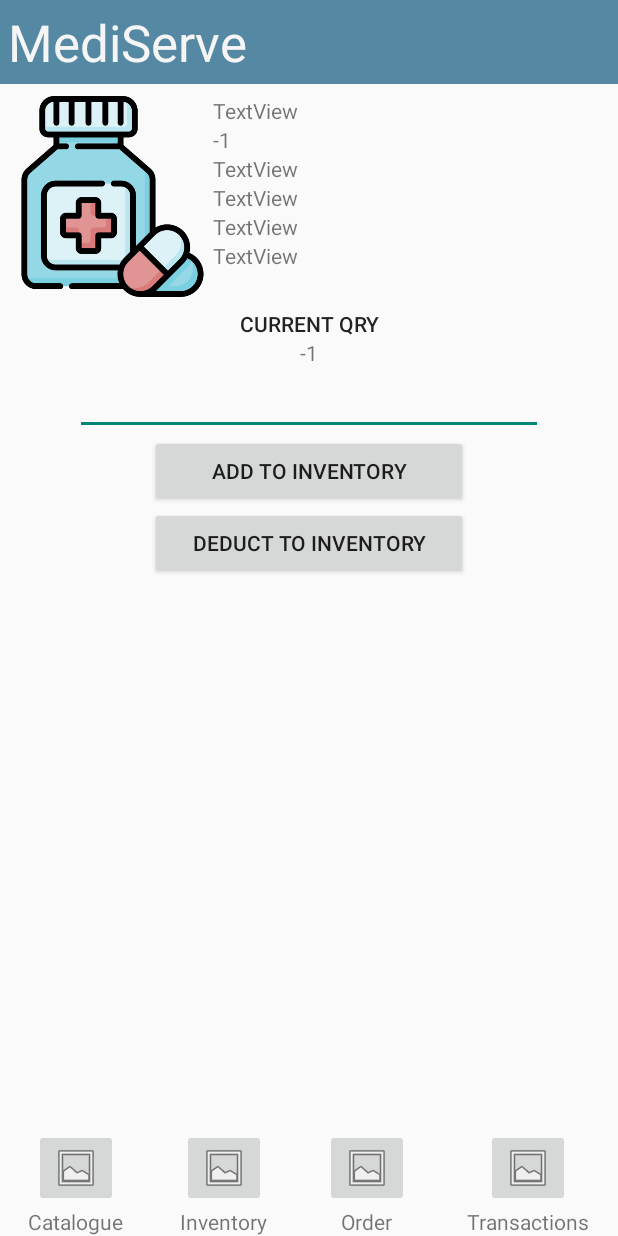
After one commit to Jerrick-Santos/mediserve-pharmacy, an Android app built with Jetpack Compose: the ClickedInventoryItem screen opened directly, with no data from a screen before it, on a phone screen of 412 x 824 dp. The commit adds this screen. Run offline under Robolectric (Android 15) with nearby library versions, the phone set to English and light mode, and no system bars; 10 statements that could not run were skipped.

Commit message:
Added View Inventory Functionality

```diff
--- a/app/src/main/AndroidManifest.xml
+++ b/app/src/main/AndroidManifest.xml
@@ -14,6 +14,9 @@
         android:supportsRtl="true"
         android:theme="@style/Theme.MediservePharma"
         tools:targetApi="31">
+        <activity
+            android:name=".ClickedInventoryItem"
+            android:exported="false" />
         <activity
             android:name=".HomeActivity"
             android:exported="false" />
--- /dev/null
+++ b/app/src/main/java/com/mediserve/pharma/mediservepharma/ClickedInventoryItem.kt
@@ -0,0 +1,52 @@
+package com.mediserve.pharma.mediservepharma
+
+import android.os.Bundle
+import android.util.Log
+import androidx.activity.ComponentActivity
+import androidx.activity.enableEdgeToEdge
+import androidx.appcompat.app.AppCompatActivity
+import androidx.core.view.ViewCompat
+import androidx.core.view.WindowInsetsCompat
+import com.mediserve.pharma.mediservepharma.ClickedProductCatalogue.Companion
+import com.mediserve.pharma.mediservepharma.databinding.ActivityClickedInventoryItemBinding
+import com.mediserve.pharma.mediservepharma.databinding.ActivityClickedProductCatalogueBinding
+
+class ClickedInventoryItem : ComponentActivity() {
+
+    private lateinit var viewBinding: ActivityClickedInventoryItemBinding
+    private lateinit var productId: String
+//    private lateinit var stockId: String
+    private lateinit var productBrand: String
+    private lateinit var productGeneric: String
+    private lateinit var productManufacturer: String
+    private lateinit var productDosage: String
+//    private lateinit var qty: String
+
+
+    override fun onCreate(savedInstanceState: Bundle?) {
+        super.onCreate(savedInstanceState)
+
+        // Initialize the ViewBinding
+        viewBinding = ActivityClickedInventoryItemBinding.inflate(layoutInflater)
+        setContentView(viewBinding.root)
+
+        // STEP 6: Get the values from the intent and store them to class attributes
+        productId = intent.getStringExtra(InventoryAdapter.inventoryIdKey).toString()
+        productBrand = intent.getStringExtra(InventoryAdapter.inventoryBrandKey).toString()
+        productGeneric = intent.getStringExtra(InventoryAdapter.inventoryGenericKey).toString()
+        productManufacturer = intent.getStringExtra(InventoryAdapter.inventoryManufacturerKey).toString()
+        productDosage = intent.getStringExtra(InventoryAdapter.inventoryDosageKey).toString()
+
+
+        // STEP 7: Set the attribute values to activity widgets
+        viewBinding.productImage.setImageResource(R.drawable.medicine)
+        viewBinding.brandName.text = productBrand
+        viewBinding.id.text = productId
+        viewBinding.genericName.text = productGeneric
+        viewBinding.manufacturer.text = productManufacturer
+        viewBinding.dosage.text = productDosage
+        viewBinding.qty.text = intent.getIntExtra(InventoryAdapter.inventoryQtyKey, -1).toString()
+        viewBinding.stockID.text = intent.getIntExtra(InventoryAdapter.inventoryStockIdKey, -1).toString()
+
+    }
+}
--- a/app/src/main/java/com/mediserve/pharma/mediservepharma/DataGenerator.kt
+++ b/app/src/main/java/com/mediserve/pharma/mediservepharma/DataGenerator.kt
@@ -40,7 +40,7 @@ class DataGenerator {
 
             for (i in productList.indices) {
                 // Generate different quantities for each product stock
-                inventoryStockList.add(InventoryStock(productList[i], (10..100).random()))
+                inventoryStockList.add(InventoryStock(i, productList[i], (10..100).random()))
             }
 
             return inventoryStockList
--- a/app/src/main/java/com/mediserve/pharma/mediservepharma/InventoryActivity.kt
+++ b/app/src/main/java/com/mediserve/pharma/mediservepharma/InventoryActivity.kt
@@ -54,21 +54,22 @@ class InventoryActivity : ComponentActivity() {
             Toast.makeText(this, "Pharmacy ID not found. Please log in again.", Toast.LENGTH_SHORT).show()
             return
         }
-
+        Log.d("PARAM CHECK", pharmacyID.toString())
         // Make API call using Retrofit
         CoroutineScope(Dispatchers.IO).launch {
             try {
                 val response = RetrofitInstance.api.getInventory(pharmacyID)
                 if (response.isSuccessful && response.body() != null) {
+                    Log.d("NICE",  response.body().toString())
                     val fetchedInventory = response.body()!! // List<InventoryStockGET>
 
                     // Convert the API response to InventoryStock objects
                     val inventoryStocks = ArrayList<InventoryStock>()
                     for (productData in fetchedInventory) {
                         // Transform the id
-                        val transformedId = productData.id.removePrefix("PRDCT").toIntOrNull()
+                        val transformedId = productData.product_id.removePrefix("PRDCT").toIntOrNull()
                         if (transformedId == null) {
-                            Log.e("Data Error", "Invalid product ID format: ${productData.id}")
+                            Log.e("Data Error", "Invalid product ID format: ${productData.product_id}")
                             continue
                         }
 
@@ -80,7 +81,7 @@ class InventoryActivity : ComponentActivity() {
                             productData.manufacturer,
                             productData.dosage
                         )
-                        val inventoryStock = InventoryStock(product, productData.qty)
+                        val inventoryStock = InventoryStock(productData.stock_id, product, productData.qty)
                         inventoryStocks.add(inventoryStock)
                     }
 
--- a/app/src/main/java/com/mediserve/pharma/mediservepharma/InventoryAdapter.kt
+++ b/app/src/main/java/com/mediserve/pharma/mediservepharma/InventoryAdapter.kt
@@ -1,6 +1,7 @@
 package com.mediserve.pharma.mediservepharma
 
 import android.content.Intent
+import android.util.Log
 import android.view.LayoutInflater
 import android.view.ViewGroup
 import androidx.recyclerview.widget.RecyclerView
@@ -21,6 +22,7 @@ class InventoryAdapter (
         const val inventoryDosageKey: String = "PRODUCT_DOSAGE"
         const val inventoryPositionKey: String = "POSITION"
         const val inventoryQtyKey : String = "QTY"
+        const val inventoryStockIdKey: String = "STOCK_ID"
     }
 
     override fun onCreateViewHolder(parent: ViewGroup, viewType: Int): InventoryViewHolder {
@@ -41,7 +43,7 @@ class InventoryAdapter (
         holder.itemView.setOnClickListener {
 
             // STEP 2: Instantiate Intent (src_activity, dest_activity)
-            val intent = Intent(holder.itemView.context, ClickedProductCatalogue::class.java)
+            val intent = Intent(holder.itemView.context, ClickedInventoryItem::class.java)
 
             // STEP 3: Pass the product details using putExtra
             intent.putExtra(inventoryIdKey, data[position].product.id)
@@ -49,6 +51,8 @@ class InventoryAdapter (
             intent.putExtra(inventoryGenericKey, data[position].product.genericName)
             intent.putExtra(inventoryManufacturerKey, data[position].product.manufacturer)
             intent.putExtra(inventoryDosageKey, data[position].product.dosage)
+
+            intent.putExtra(inventoryStockIdKey, data[position].stockID)
             intent.putExtra(inventoryQtyKey, data[position].qty)
 
 
--- a/app/src/main/java/com/mediserve/pharma/mediservepharma/InventoryStock.kt
+++ b/app/src/main/java/com/mediserve/pharma/mediservepharma/InventoryStock.kt
@@ -1,6 +1,9 @@
 package com.mediserve.pharma.mediservepharma
 
-class InventoryStock (product: Product, qty: Int){
+class InventoryStock (stockID: Int, product: Product, qty: Int){
+
+    var stockID = stockID
+        private set
 
     var product = product
         private set
--- a/app/src/main/java/com/mediserve/pharma/mediservepharma/InventoryStockGET.kt
+++ b/app/src/main/java/com/mediserve/pharma/mediservepharma/InventoryStockGET.kt
@@ -1,7 +1,9 @@
 package com.mediserve.pharma.mediservepharma
 
 data class InventoryStockGET(
-    val id: String,
+
+    val product_id: String,
+    val stock_id: Int,
     val brandName: String,
     val genericName: String,
     val manufacturer: String,
--- a/app/src/main/java/com/mediserve/pharma/mediservepharma/InventoryViewHolder.kt
+++ b/app/src/main/java/com/mediserve/pharma/mediservepharma/InventoryViewHolder.kt
@@ -8,6 +8,7 @@ class InventoryViewHolder (private val viewBinding: InventoryItemBinding) : View
 
     fun bindData(inventory: InventoryStock) {
         viewBinding.productImage.setImageResource(R.drawable.medicine)
+        viewBinding.stockID.text = inventory.stockID.toString()
         viewBinding.brandName.text = inventory.product.brandName
         viewBinding.id.text = inventory.product.id
         viewBinding.genericName.text = inventory.product.genericName
--- /dev/null
+++ b/app/src/main/res/layout/activity_clicked_inventory_item.xml
@@ -0,0 +1,224 @@
+<?xml version="1.0" encoding="utf-8"?>
+<androidx.constraintlayout.widget.ConstraintLayout xmlns:android="http://schemas.android.com/apk/res/android"
+    xmlns:app="http://schemas.android.com/apk/res-auto"
+    xmlns:tools="http://schemas.android.com/tools"
+    android:id="@+id/main"
+    android:layout_width="match_parent"
+    android:layout_height="match_parent"
+    tools:context=".ClickedInventoryItem">
+
+    <LinearLayout
+        android:layout_width="match_parent"
+        android:layout_height="match_parent"
+        android:orientation="vertical"
+        app:layout_constraintTop_toBottomOf="@+id/linearLayout3">
+
+        <TextView
+            android:id="@+id/headerMediserve2"
+            android:layout_width="match_parent"
+            android:layout_height="wrap_content"
+            android:background="#5588A3"
+            android:padding="5dp"
+            android:text="MediServe"
+            android:textAppearance="@android:style/TextAppearance.Material.Display1"
+            android:textColor="#F5F5F5" />
+
+        <LinearLayout
+            android:id="@+id/linearLayout3"
+            android:layout_width="match_parent"
+            android:layout_height="150dp"
+            android:padding="8dp">
+
+            <ImageView
+                android:id="@+id/productImage"
+                android:layout_width="wrap_content"
+                android:layout_height="wrap_content"
+                android:adjustViewBounds="true"
+                android:maxWidth="150dp"
+                android:maxHeight="150dp"
+                tools:srcCompat="@tools:sample/avatars" />
+
+            <LinearLayout
+                android:layout_width="wrap_content"
+                android:layout_height="match_parent"
+                android:layout_weight="1"
+                android:orientation="vertical">
+
+                <TextView
+                    android:id="@+id/id"
+                    android:layout_width="match_parent"
+                    android:layout_height="wrap_content"
+                    android:text="TextView" />
+
+                <TextView
+                    android:id="@+id/stockID"
+                    android:layout_width="match_parent"
+                    android:layout_height="wrap_content"
+                    android:text="TextView" />
+
+                <TextView
+                    android:id="@+id/brandName"
+                    android:layout_width="match_parent"
+                    android:layout_height="wrap_content"
+                    android:text="TextView" />
+
+                <TextView
+                    android:id="@+id/genericName"
+                    android:layout_width="match_parent"
+                    android:layout_height="wrap_content"
+                    android:text="TextView" />
+
+                <TextView
+                    android:id="@+id/manufacturer"
+                    android:layout_width="match_parent"
+                    android:layout_height="wrap_content"
+                    android:text="TextView" />
+
+                <TextView
+                    android:id="@+id/dosage"
+                    android:layout_width="match_parent"
+                    android:layout_height="wrap_content"
+                    android:text="TextView" />
+            </LinearLayout>
+
+        </LinearLayout>
+
+        <TextView
+            android:id="@+id/textView"
+            android:layout_width="match_parent"
+            android:layout_height="wrap_content"
+            android:text="CURRENT QRY"
+            android:textAlignment="center"
+            android:textAppearance="@style/TextAppearance.AppCompat.Body2" />
+
+        <TextView
+            android:id="@+id/qty"
+            android:layout_width="match_parent"
+            android:layout_height="wrap_content"
+            android:text="TextView"
+            android:textAlignment="center" />
+
+        <EditText
+            android:id="@+id/addStock"
+            android:layout_width="match_parent"
+            android:layout_height="wrap_content"
+            android:layout_marginLeft="50dp"
+            android:layout_marginRight="50dp"
+            android:ems="10"
+            android:inputType="number" />
+
+        <Button
+            android:id="@+id/addToInventoryBtn"
+            android:layout_width="match_parent"
+            android:layout_height="wrap_content"
+            android:layout_marginLeft="100dp"
+            android:layout_marginRight="100dp"
+            android:text="ADD TO INVENTORY" />
+
+        <Button
+            android:id="@+id/deductToInventoryBtn5"
+            android:layout_width="match_parent"
+            android:layout_height="wrap_content"
+            android:layout_marginLeft="100dp"
+            android:layout_marginRight="100dp"
+            android:text="DEDUCT TO INVENTORY" />
+
+    </LinearLayout>
+
+    <LinearLayout
+        android:id="@+id/linearLayout2"
+        android:layout_width="match_parent"
+        android:layout_height="wrap_content"
+        android:orientation="horizontal"
+        app:layout_constraintBottom_toBottomOf="parent">
+
+        <LinearLayout
+            android:layout_width="wrap_content"
+            android:layout_height="wrap_content"
+            android:layout_weight="1"
+            android:gravity="center"
+            android:orientation="vertical">
+
+            <ImageButton
+                android:id="@+id/navProdCat"
+                android:layout_width="wrap_content"
+                android:layout_height="wrap_content"
+                android:layout_weight="1"
+                android:src="@android:drawable/ic_menu_gallery" />
+
+            <TextView
+                android:id="@+id/navProdCatText"
+                android:layout_width="wrap_content"
+                android:layout_height="wrap_content"
+                android:layout_weight="1"
+                android:text="Catalogue" />
+        </LinearLayout>
+
+        <LinearLayout
+            android:layout_width="wrap_content"
+            android:layout_height="wrap_content"
+            android:layout_weight="1"
+            android:gravity="center"
+            android:orientation="vertical">
+
+            <ImageButton
+                android:id="@+id/navInventory"
+                android:layout_width="wrap_content"
+                android:layout_height="wrap_content"
+                android:layout_weight="1"
+                android:src="@android:drawable/ic_menu_gallery" />
+
+            <TextView
+                android:id="@+id/navInventoryText"
+                android:layout_width="wrap_content"
+                android:layout_height="wrap_content"
+                android:layout_weight="1"
+                android:text="Inventory" />
+        </LinearLayout>
+
+        <LinearLayout
+            android:layout_width="wrap_content"
+            android:layout_height="wrap_content"
+            android:layout_weight="1"
+            android:gravity="center"
+            android:orientation="vertical">
+
+            <ImageButton
+                android:id="@+id/navProcessOrder"
+                android:layout_width="wrap_content"
+                android:layout_height="wrap_content"
+                android:layout_weight="1"
+                android:src="@android:drawable/ic_menu_gallery" />
+
+            <TextView
+                android:id="@+id/navProcessOrderText"
+                android:layout_width="wrap_content"
+                android:layout_height="wrap_content"
+                android:layout_weight="1"
+                android:text="Order" />
+        </LinearLayout>
+
+        <LinearLayout
+            android:layout_width="wrap_content"
+            android:layout_height="wrap_content"
+            android:layout_weight="1"
+            android:gravity="center"
+            android:orientation="vertical">
+
+            <ImageButton
+                android:id="@+id/navTransactions"
+                android:layout_width="wrap_content"
+                android:layout_height="wrap_content"
+                android:layout_weight="1"
+                android:src="@android:drawable/ic_menu_gallery" />
+
+            <TextView
+                android:id="@+id/navTransactionsText"
+                android:layout_width="wrap_content"
+                android:layout_height="wrap_content"
+                android:layout_weight="1"
+                android:text="Transactions" />
+        </LinearLayout>
+
+    </LinearLayout>
+</androidx.constraintlayout.widget.ConstraintLayout>
--- a/app/src/main/res/layout/inventory_item.xml
+++ b/app/src/main/res/layout/inventory_item.xml
@@ -47,6 +47,12 @@
             android:text="Product ID" />
 
         <TextView
+            android:id="@+id/stockID"
+            android:layout_width="match_parent"
+            android:layout_height="wrap_content"
+            android:text="TextView" />
+
+        <TextView
             android:id="@+id/brandName"
             android:layout_width="wrap_content"
             android:layout_height="wrap_content"
```
